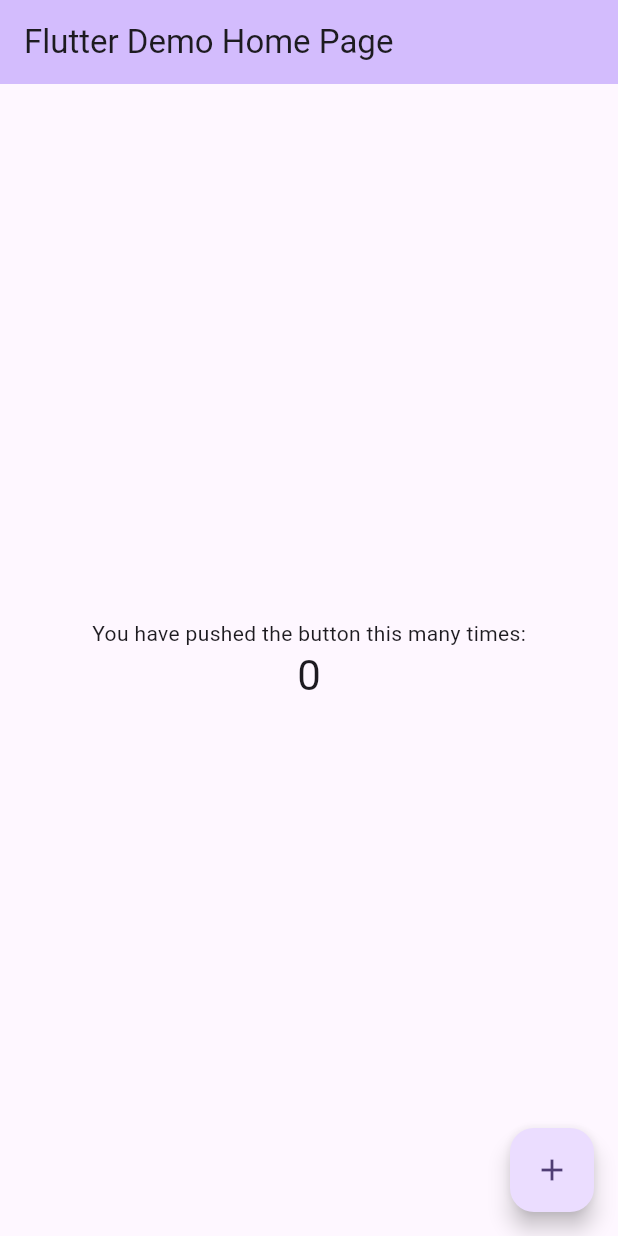
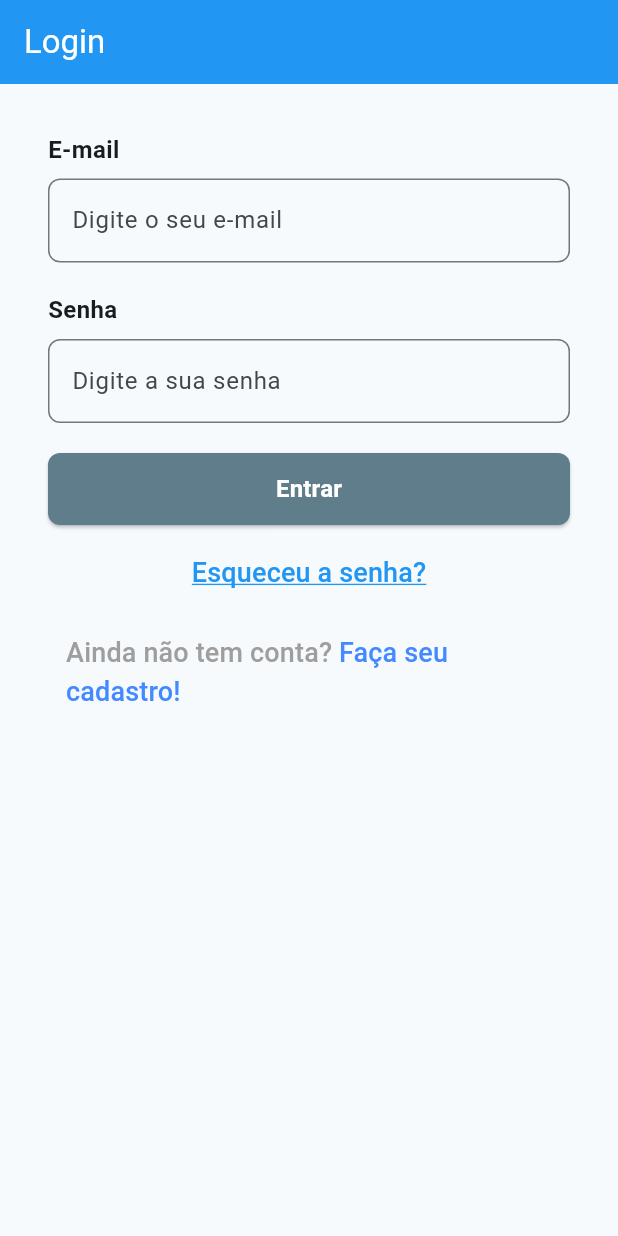
Before and after one commit to otaviohenrique1/app_lista_produtos, a Flutter app: the screen it shows after launch, on a phone screen of 412 x 824 dp. Run offline on Flutter 3.47's test engine with Material 2 defaults, Android fonts, the phone set to English and light mode, and no system bars.

Commit message:
commit 2

```diff
--- a/lib/main.dart
+++ b/lib/main.dart
@@ -1,69 +1,39 @@
+import 'package:app_lista_produtos/providers/produto_provider.dart';
 import 'package:flutter/material.dart';
+import 'package:app_lista_produtos/pages/login.dart';
+import 'package:provider/provider.dart';
 
 void main() {
-  runApp(const MyApp());
+  runApp(MultiProvider(
+    providers: [
+      ChangeNotifierProvider(create: (context) => ProdutoProvider()),
+    ],
+    child: const App(),
+  ));
 }
 
-class MyApp extends StatelessWidget {
-  const MyApp({super.key});
+class App extends StatelessWidget {
+  const App({super.key});
 
   @override
   Widget build(BuildContext context) {
     return MaterialApp(
       title: 'Flutter Demo',
       theme: ThemeData(
-        colorScheme: ColorScheme.fromSeed(seedColor: Colors.deepPurple),
+        colorScheme: ColorScheme.fromSeed(seedColor: Colors.blueGrey),
         useMaterial3: true,
+        appBarTheme: const AppBarTheme(
+          backgroundColor: Colors.blue,
+          titleTextStyle: TextStyle(
+            color: Colors.white,
+            fontSize: 22,
+          ),
+          iconTheme: IconThemeData(
+            color: Colors.white,
+          ),
+        ),
       ),
-      home: const MyHomePage(title: 'Flutter Demo Home Page'),
+      home: const Login(),
     );
   }
 }
-
-class MyHomePage extends StatefulWidget {
-  const MyHomePage({super.key, required this.title});
-
-  final String title;
-
-  @override
-  State<MyHomePage> createState() => _MyHomePageState();
-}
-
-class _MyHomePageState extends State<MyHomePage> {
-  int _counter = 0;
-
-  void _incrementCounter() {
-    setState(() {
-      _counter++;
-    });
-  }
-
-  @override
-  Widget build(BuildContext context) {
-    return Scaffold(
-      appBar: AppBar(
-        backgroundColor: Theme.of(context).colorScheme.inversePrimary,
-        title: Text(widget.title),
-      ),
-      body: Center(
-        child: Column(
-          mainAxisAlignment: MainAxisAlignment.center,
-          children: <Widget>[
-            const Text(
-              'You have pushed the button this many times:',
-            ),
-            Text(
-              '$_counter',
-              style: Theme.of(context).textTheme.headlineMedium,
-            ),
-          ],
-        ),
-      ),
-      floatingActionButton: FloatingActionButton(
-        onPressed: _incrementCounter,
-        tooltip: 'Increment',
-        child: const Icon(Icons.add),
-      ),
-    );
-  }
-}
--- /dev/null
+++ b/lib/pages/login.dart
@@ -0,0 +1,120 @@
+import 'package:app_lista_produtos/components/botao.dart';
+import 'package:app_lista_produtos/utils/validator.dart';
+import 'package:flutter/material.dart';
+
+import '../components/campo_texto.dart';
+
+class Login extends StatefulWidget {
+  const Login({
+    super.key,
+  });
+
+  @override
+  State<Login> createState() => _LoginState();
+}
+
+class _LoginState extends State<Login> {
+  var formKey = GlobalKey<FormState>();
+  final TextEditingController _emailController = TextEditingController();
+  final TextEditingController _senhaController = TextEditingController();
+
+  @override
+  void dispose() {
+    _emailController.dispose();
+    _senhaController.dispose();
+    super.dispose();
+  }
+
+  novoUsuario() {}
+
+  esqueceuSenha() {}
+
+  onSubmit() {
+    if (formKey.currentState!.validate()) {}
+  }
+
+  @override
+  Widget build(BuildContext context) {
+    return Scaffold(
+      appBar: AppBar(
+        title: const Text("Login"),
+      ),
+      body: SingleChildScrollView(
+        child: Padding(
+          padding: const EdgeInsets.all(32),
+          child: Form(
+            key: formKey,
+            child: Column(
+              children: [
+                // const Center(
+                //   child: Text(
+                //     "Login",
+                //     style: TextStyle(fontSize: 32),
+                //   ),
+                // ),
+                CampoTexto(
+                  exibeLabel: true,
+                  label: "E-mail",
+                  validator: validaCampoVazio,
+                  keyboardType: TextInputType.emailAddress,
+                  controller: _emailController,
+                  hintText: "Digite o seu e-mail",
+                  obscureText: false,
+                ),
+                Padding(
+                  padding: const EdgeInsets.symmetric(vertical: 20),
+                  child: CampoTexto(
+                    exibeLabel: true,
+                    label: "Senha",
+                    validator: validaCampoVazio,
+                    keyboardType: TextInputType.visiblePassword,
+                    controller: _senhaController,
+                    hintText: "Digite a sua senha",
+                    obscureText: true,
+                  ),
+                ),
+                Botao(
+                  onPressed: onSubmit,
+                  label: "Entrar",
+                  fontColor: Colors.white,
+                  backgroundColor: Colors.blueGrey,
+                ),
+                Padding(
+                  padding: const EdgeInsets.symmetric(vertical: 8),
+                  child: TextButton(
+                    onPressed: esqueceuSenha,
+                    child: const Text(
+                      "Esqueceu a senha?",
+                      style: TextStyle(
+                        fontSize: 18,
+                        decoration: TextDecoration.underline,
+                        color: Colors.blue,
+                        decorationColor: Colors.blue,
+                      ),
+                    ),
+                  ),
+                ),
+                TextButton(
+                  onPressed: novoUsuario,
+                  child: const Text.rich(TextSpan(
+                    text: "Ainda não tem conta? ",
+                    children: [
+                      TextSpan(
+                        text: "Faça seu cadastro!",
+                        style: TextStyle(color: Colors.blueAccent),
+                      ),
+                    ],
+                    style: TextStyle(
+                      fontSize: 18,
+                      color: Colors.grey,
+                    ),
+                  )),
+                ),
+              ],
+            ),
+          ),
+        ),
+      ),
+    );
+  }
+}
--- /dev/null
+++ b/lib/utils/validator.dart
@@ -0,0 +1,6 @@
+String? validaCampoVazio(String? value) {
+  if (value == null || value.isEmpty) {
+    return "Campo vazio";
+  }
+  return null;
+}
--- a/pubspec.yaml
+++ b/pubspec.yaml
@@ -41,6 +41,7 @@ dependencies:
   uuid: ^3.0.7
   sqflite: ^2.2.8+4
   ionicons: ^0.2.2
+  carousel_slider: ^4.2.1
 
 dev_dependencies:
   flutter_test:
```
Also changed, not shown: lib/models/produto_model.dart (added, +19 -0 lines), lib/pages/homepage.dart (added, +49 -0 lines), lib/providers/produto_provider.dart (added, +76 -0 lines), lib/themes/themes_colors.dart (added, +9 -0 lines), lib/utils/helpers.dart (added, +20 -0 lines), pubspec.lock, 1 other file.
